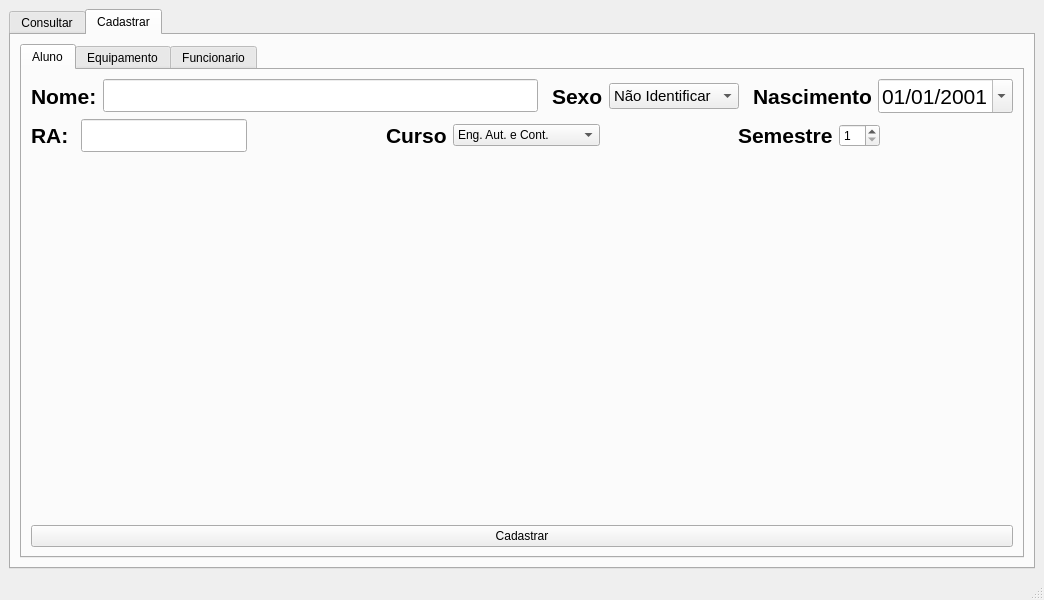
Above: projeto_2/controle_almoxarifado/mainwindow.ui from Thgm01/CCP140-Orientacao-a-Objetos before the change. Below: the same form after it.
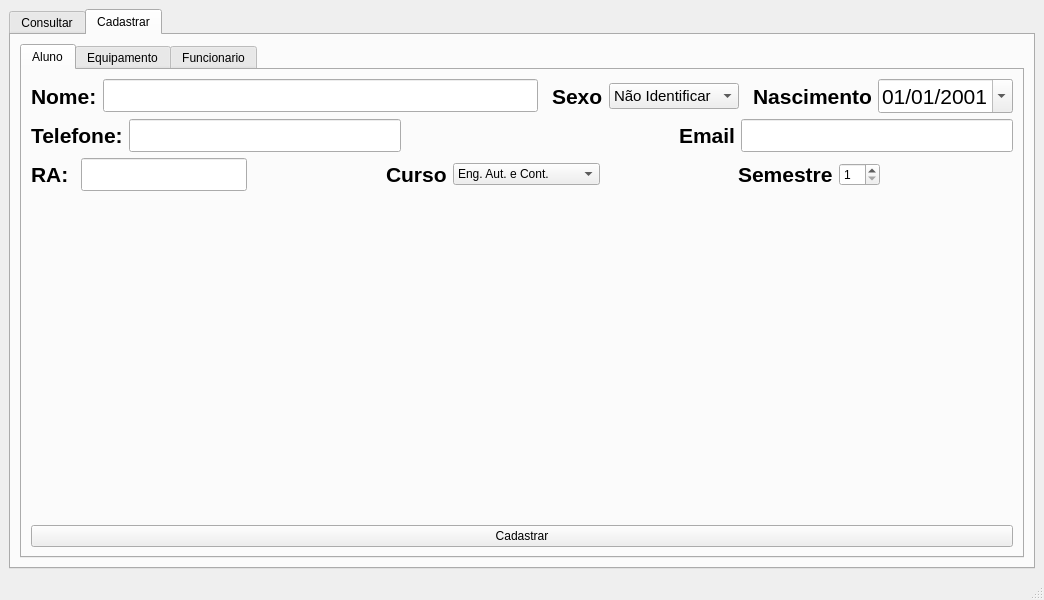
That is the form after the change.

Commit message: (projeto 2) Add recebendo as informações do aluno da interface

What changed in the file:
```diff
--- a/projeto_2/controle_almoxarifado/mainwindow.ui
+++ b/projeto_2/controle_almoxarifado/mainwindow.ui
@@ -46,7 +46,6 @@
             <property name="font">
              <font>
               <pointsize>16</pointsize>
-              <weight>75</weight>
               <bold>true</bold>
              </font>
             </property>
@@ -84,27 +83,13 @@
             <string>Aluno</string>
            </attribute>
            <layout class="QGridLayout" name="gridLayout_4">
-            <item row="4" column="0">
-             <spacer name="verticalSpacer">
-              <property name="orientation">
-               <enum>Qt::Vertical</enum>
-              </property>
-              <property name="sizeHint" stdset="0">
-               <size>
-                <width>20</width>
-                <height>40</height>
-               </size>
-              </property>
-             </spacer>
-            </item>
             <item row="2" column="0">
              <layout class="QHBoxLayout" name="horizontalLayout_2">
               <item>
-               <widget class="QLabel" name="label_5">
+               <widget class="QLabel" name="raAlunoLabel">
                 <property name="font">
                  <font>
                   <pointsize>16</pointsize>
-                  <weight>75</weight>
                   <bold>true</bold>
                  </font>
                 </property>
@@ -130,7 +115,6 @@
                 <property name="font">
                  <font>
                   <pointsize>16</pointsize>
-                  <weight>75</weight>
                   <bold>true</bold>
                  </font>
                 </property>
@@ -166,7 +150,6 @@
                 <property name="font">
                  <font>
                   <pointsize>16</pointsize>
-                  <weight>75</weight>
                   <bold>true</bold>
                  </font>
                 </property>
@@ -233,7 +216,6 @@
                 <property name="font">
                  <font>
                   <pointsize>16</pointsize>
-                  <weight>75</weight>
                   <bold>true</bold>
                  </font>
                 </property>
@@ -267,14 +249,20 @@
               </item>
              </layout>
             </item>
+            <item row="7" column="0">
+             <widget class="QPushButton" name="btnCadastrarAluno">
+              <property name="text">
+               <string>Cadastrar</string>
+              </property>
+             </widget>
+            </item>
             <item row="0" column="0">
              <layout class="QHBoxLayout" name="horizontalLayout">
               <item>
-               <widget class="QLabel" name="label">
+               <widget class="QLabel" name="nomeAlunoLable">
                 <property name="font">
                  <font>
                   <pointsize>16</pointsize>
-                  <weight>75</weight>
                   <bold>true</bold>
                  </font>
                 </property>
@@ -316,7 +304,6 @@
                 <property name="font">
                  <font>
                   <pointsize>16</pointsize>
-                  <weight>75</weight>
                   <bold>true</bold>
                  </font>
                 </property>
@@ -373,7 +360,6 @@
                 <property name="font">
                  <font>
                   <pointsize>16</pointsize>
-                  <weight>75</weight>
                   <bold>true</bold>
                  </font>
                 </property>
@@ -391,9 +377,9 @@
                 </property>
                 <property name="minimumTime">
                  <time>
-                  <hour>0</hour>
-                  <minute>0</minute>
-                  <second>0</second>
+                  <hour>20</hour>
+                  <minute>53</minute>
+                  <second>32</second>
                  </time>
                 </property>
                 <property name="displayFormat">
@@ -419,12 +405,79 @@
               </item>
              </layout>
             </item>
-            <item row="7" column="0">
-             <widget class="QPushButton" name="btnCadastrarAluno">
-              <property name="text">
-               <string>Cadastrar</string>
+            <item row="4" column="0">
+             <spacer name="verticalSpacer">
+              <property name="orientation">
+               <enum>Qt::Vertical</enum>
               </property>
-             </widget>
+              <property name="sizeHint" stdset="0">
+               <size>
+                <width>20</width>
+                <height>40</height>
+               </size>
+              </property>
+             </spacer>
+            </item>
+            <item row="1" column="0">
+             <layout class="QHBoxLayout" name="horizontalLayout_3">
+              <item>
+               <widget class="QLabel" name="telefoneAlunoLabel">
+                <property name="font">
+                 <font>
+                  <pointsize>16</pointsize>
+                  <bold>true</bold>
+                 </font>
+                </property>
+                <property name="text">
+                 <string>Telefone:</string>
+                </property>
+               </widget>
+              </item>
+              <item>
+               <widget class="QLineEdit" name="telefoneAlunoCadastro">
+                <property name="font">
+                 <font>
+                  <pointsize>16</pointsize>
+                 </font>
+                </property>
+               </widget>
+              </item>
+              <item>
+               <spacer name="horizontalSpacer_6">
+                <property name="orientation">
+                 <enum>Qt::Horizontal</enum>
+                </property>
+                <property name="sizeHint" stdset="0">
+                 <size>
+                  <width>40</width>
+                  <height>20</height>
+                 </size>
+                </property>
+               </spacer>
+              </item>
+              <item>
+               <widget class="QLabel" name="emailAlunoLabel">
+                <property name="font">
+                 <font>
+                  <pointsize>16</pointsize>
+                  <bold>true</bold>
+                 </font>
+                </property>
+                <property name="text">
+                 <string>Email</string>
+                </property>
+               </widget>
+              </item>
+              <item>
+               <widget class="QLineEdit" name="emailAlunoCadastro">
+                <property name="font">
+                 <font>
+                  <pointsize>16</pointsize>
+                 </font>
+                </property>
+               </widget>
+              </item>
+             </layout>
             </item>
            </layout>
           </widget>
```
The commit also changes 22 other files.
